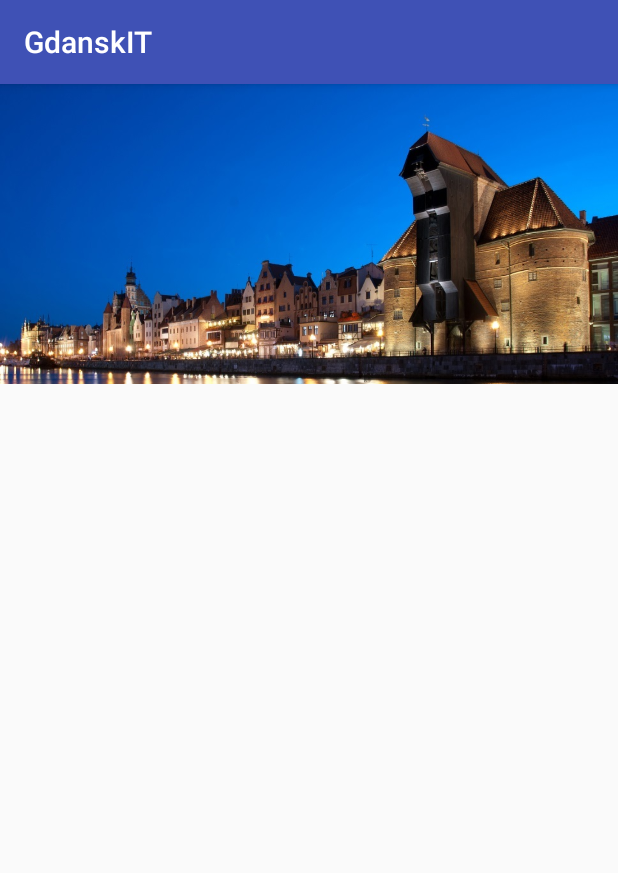
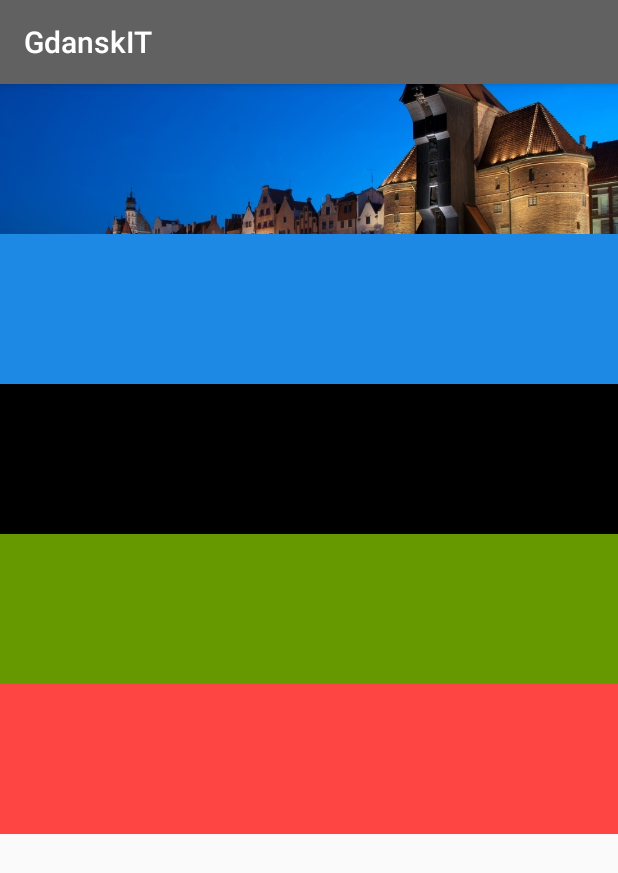
Before and after one commit to damwilin/GdanskITApp, an Android app: the screen it shows after launch (MainActivity), on a phone screen of 412 x 824 dp. Shown: the top 873 px of the screen. Run offline under Robolectric (Android 15) with nearby library versions, the phone set to English and light mode, and no system bars.

Commit message:
Added: list_item.xml ItemAdapter.java Item.java ItemsList.java

```diff
--- a/app/src/main/res/layout/activity_companies.xml
+++ b/app/src/main/res/layout/activity_companies.xml
@@ -1,9 +1,11 @@
 <?xml version="1.0" encoding="utf-8"?>
-<android.support.constraint.ConstraintLayout xmlns:android="http://schemas.android.com/apk/res/android"
+<ListView xmlns:android="http://schemas.android.com/apk/res/android"
     xmlns:app="http://schemas.android.com/apk/res-auto"
     xmlns:tools="http://schemas.android.com/tools"
     android:layout_width="match_parent"
     android:layout_height="match_parent"
+    android:drawSelectorOnTop="true"
+    android:orientation="vertical"
     tools:context="com.wili.android.gdanskit.CompaniesActivity">
 
-</android.support.constraint.ConstraintLayout>
+</ListView>
--- a/app/src/main/res/layout/activity_main.xml
+++ b/app/src/main/res/layout/activity_main.xml
@@ -8,7 +8,7 @@
 
     <RelativeLayout
         android:layout_width="match_parent"
-        android:layout_height="200dp">
+        android:layout_height="100dp">
         <ImageView
             android:layout_width="match_parent"
             android:layout_height="match_parent"
@@ -25,22 +25,26 @@
             <ImageView
                 android:id="@+id/companies"
                 android:layout_width="match_parent"
-                android:layout_height="100dp" />
+                android:layout_height="100dp"
+                android:src="@color/colorAccent" />
 
             <ImageView
                 android:id="@+id/events"
                 android:layout_width="match_parent"
-                android:layout_height="100dp" />
+                android:layout_height="100dp"
+                android:src="@color/colorPrimaryDark" />
 
             <ImageView
                 android:id="@+id/coworking"
                 android:layout_width="match_parent"
-                android:layout_height="100dp" />
+                android:layout_height="100dp"
+                android:src="@android:color/holo_green_dark" />
 
             <ImageView
                 android:id="@+id/academies"
                 android:layout_width="match_parent"
-                android:layout_height="100dp" />
+                android:layout_height="100dp"
+                android:src="@android:color/holo_red_light" />
         </LinearLayout>
     </ScrollView>
 
--- a/app/src/main/res/values/colors.xml
+++ b/app/src/main/res/values/colors.xml
@@ -1,6 +1,6 @@
 <?xml version="1.0" encoding="utf-8"?>
 <resources>
-    <color name="colorPrimary">#3F51B5</color>
-    <color name="colorPrimaryDark">#303F9F</color>
-    <color name="colorAccent">#FF4081</color>
+    <color name="colorPrimary">#616161</color>
+    <color name="colorPrimaryDark">#000000</color>
+    <color name="colorAccent">#1e88e5</color>
 </resources>
--- a/app/src/main/res/values/strings.xml
+++ b/app/src/main/res/values/strings.xml
@@ -1,3 +1,8 @@
 <resources>
     <string name="app_name">GdanskIT</string>
+    <string name="companies">Companies in Gdansk</string>
+    <string name="events">Events in Gdansk</string>
+    <string name="coworking">Coworking in Gdansk</string>
+    <string name="academies">Academies in Gdansk</string>
+
 </resources>
```
Also changed, not shown: app/src/main/AndroidManifest.xml (+12 -4 lines), app/src/main/java/Item.java (added, +35 -0 lines), app/src/main/java/ItemAdapter.java (added, +56 -0 lines), app/src/main/java/ItemsList.java (added, +19 -0 lines), app/src/main/res/layout/list_item.xml (added, +43 -0 lines).
